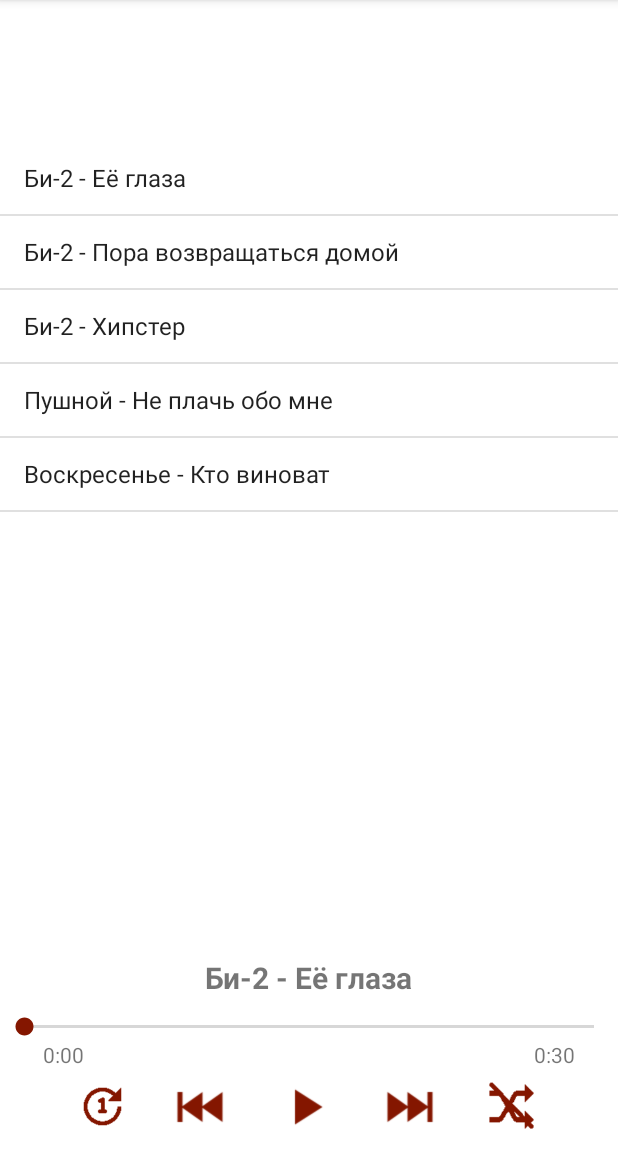
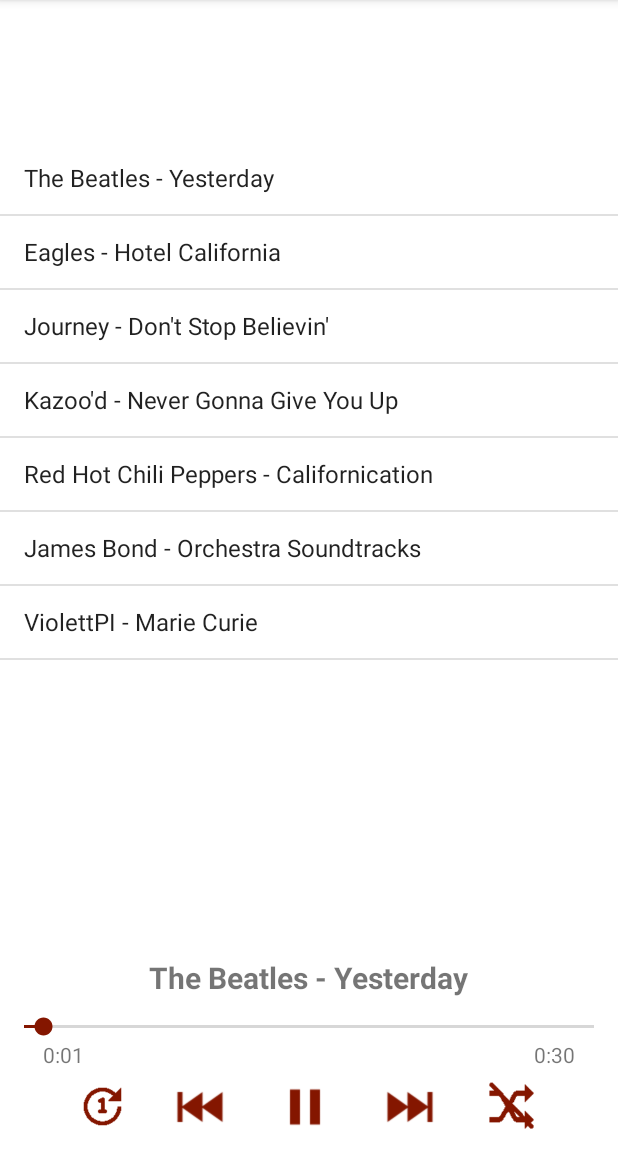
Before and after one commit to andrei-belkin/PhoenixPlayer, an Android app: the screen it shows after launch (MainActivity), after a tap on an icon or button, on a phone screen of 412 x 824 dp, the part 84-1236 px from its top. Run offline under Robolectric (Android 15) with nearby library versions, the phone set to English and light mode, and no system bars; 2 other taps on this screen came first.

Commit message:
New songs, refactoring, bugfixes

```diff
--- a/app/src/main/java/com/phoenix/player/MainActivity.kt
+++ b/app/src/main/java/com/phoenix/player/MainActivity.kt
@@ -1,13 +1,14 @@
 package com.phoenix.player
 
 import android.os.Bundle
+import android.os.Handler
+import android.os.Looper
 import android.view.View
 import android.widget.*
 import androidx.appcompat.app.AppCompatActivity
 import com.phoenix.player.model.Queue
 import com.phoenix.player.model.Song
 import com.phoenix.player.service.PlayerService
-import kotlin.collections.ArrayList
 
 class MainActivity : AppCompatActivity() {
     private lateinit var queue: Queue
@@ -16,11 +17,13 @@ class MainActivity : AppCompatActivity() {
     private fun getSongs(): ArrayList<Song> {
         val songs: ArrayList<Song> = ArrayList()
 
-        songs.add(Song(R.raw.bi2___ee_glaza, "Би-2 - Её глаза"))
-        songs.add(Song(R.raw.bi2___pora_vozvrashhatysya_domoy, "Би-2 - Пора возвращаться домой"))
-        songs.add(Song(R.raw.bi2___hipster, "Би-2 - Хипстер"))
-        songs.add(Song(R.raw.pushnoy___ne_plachy_obo_mne, "Пушной - Не плачь обо мне"))
-        songs.add(Song(R.raw.voskresenie___kto_vinovat, "Воскресенье - Кто виноват"))
+        songs.add(Song(R.raw.beatles__yesterday, "The Beatles - Yesterday"))
+        songs.add(Song(R.raw.eagles__hotel_california, "Eagles - Hotel California"))
+        songs.add(Song(R.raw.journey__dont_stop_believin, "Journey - Don't Stop Believin'"))
+        songs.add(Song(R.raw.kazood__never_gonna_give_you_up, "Kazoo'd - Never Gonna Give You Up"))
+        songs.add(Song(R.raw.red_hot_chili_peppers__californication, "Red Hot Chili Peppers - Californication"))
+        songs.add(Song(R.raw.soundtrack__james_bond, "James Bond - Orchestra Soundtracks"))
+        songs.add(Song(R.raw.violett_pi__marie_curie, "ViolettPI - Marie Curie"))
 
 //        val musicDir = File("/sdcard/Music")
 //        val musicFileExtensions: ArrayList<String> = ArrayList()
@@ -28,13 +31,13 @@ class MainActivity : AppCompatActivity() {
 //        musicFileExtensions.add(".m4a")
 //        musicFileExtensions.add(".wav")
 //        musicFileExtensions.add(".ogg")
-
+//
 //        for (file in musicDir.list())
 //            println(file)
 //        musicDir.listFiles()
 ////                .filter { it.isFile && musicFileExtensions.contains(it.name.split(".").last().toLowerCase(Locale.ROOT)) }
 //                .map { songs.add(Song(it.name, it.name.split(".")[0])) }
-
+//
 //        songs.map { println("Test : " + it.fileName) }
 
         return songs
@@ -58,7 +61,7 @@ class MainActivity : AppCompatActivity() {
         findViewById<ListView>(R.id.allSongsList).adapter = adapter
 
         val seekBar = findViewById<SeekBar>(R.id.seekBar)
-        seekBar.max = playerService.mediaPlayer.duration.div(1000)
+        seekBar.max = playerService.mediaPlayer.duration / 1000
         seekBar.setOnSeekBarChangeListener(
                 object : SeekBar.OnSeekBarChangeListener {
                     override fun onProgressChanged(
@@ -69,26 +72,33 @@ class MainActivity : AppCompatActivity() {
                         println("Current raw time : $time")
 
                         if (fromUser)
-                            playerService.mediaPlayer.seekTo(time)
+                            playerService.seekTo(time)
                     }
 
-                    override fun onStartTrackingTouch(seekBar: SeekBar?) {
-                        if (seekBar != null)
-                            seekBar.progress = playerService.mediaPlayer.currentPosition / 1000
-                    }
+                    override fun onStartTrackingTouch(seekBar: SeekBar?) {}
 
                     override fun onStopTrackingTouch(seekBar: SeekBar?) {
                         if (seekBar != null)
-                            seekBar.progress = playerService.mediaPlayer.currentPosition
+                            playerService.seekTo(seekBar.progress)
                     }
                 }
         )
+
+        val mainHandler = Handler(Looper.getMainLooper())
+
+        mainHandler.post(object : Runnable {
+            override fun run() {
+                seekBar.progress = playerService.getSongProgress()
+                findViewById<TextView>(R.id.elapsedTimeText).text = playerService.getSongProgressText()
+                mainHandler.postDelayed(this, 1000)
+            }
+        })
     }
 
     fun toggleIsAudioPlaying(playPauseToggleButton: View) {
         val isPlaying = playerService.togglePause()
 
-        if (isPlaying)
+        if (!isPlaying)
             playPauseToggleButton.setBackgroundResource(R.drawable.track_play)
         else
             playPauseToggleButton.setBackgroundResource(R.drawable.track_pause)
@@ -101,12 +111,26 @@ class MainActivity : AppCompatActivity() {
         playerService.rewind()
         findViewById<TextView>(R.id.currentlyPlaying).text = queue.currentlyPlayingSong.displayName
         findViewById<TextView>(R.id.totalTimeText).text = playerService.getSongDuration()
+
+        val isPlaying = playerService.mediaPlayer.isPlaying
+        val playPauseToggleButton = findViewById<Button>(R.id.playButton)
+        if (!isPlaying)
+            playPauseToggleButton.setBackgroundResource(R.drawable.track_play)
+        else
+            playPauseToggleButton.setBackgroundResource(R.drawable.track_pause)
     }
 
     fun nextAudio(view: View) {
         playerService.fastForward()
         findViewById<TextView>(R.id.currentlyPlaying).text = queue.currentlyPlayingSong.displayName
         findViewById<TextView>(R.id.totalTimeText).text = playerService.getSongDuration()
+
+        val isPlaying = playerService.mediaPlayer.isPlaying
+        val playPauseToggleButton = findViewById<Button>(R.id.playButton)
+        if (!isPlaying)
+            playPauseToggleButton.setBackgroundResource(R.drawable.track_play)
+        else
+            playPauseToggleButton.setBackgroundResource(R.drawable.track_pause)
     }
 
     fun toggleQueueLoop(loopModeButton: View) {
--- a/app/src/main/java/com/phoenix/player/service/PlayerService.kt
+++ b/app/src/main/java/com/phoenix/player/service/PlayerService.kt
@@ -29,15 +29,20 @@ class PlayerService(private val context: Context, private val queue: Queue) {
     fun rewind() {
         if (mediaPlayer.currentPosition < 5000) {
             queue.currentlyPlayingSong = getPreviousTrack(queue)
+            mediaPlayer.stop()
+            mediaPlayer.release()
             mediaPlayer = MediaPlayer.create(context, queue.currentlyPlayingSong.fileId)
+            mediaPlayer.start()
         } else
             mediaPlayer.seekTo(0)
     }
 
     fun fastForward() {
+        mediaPlayer.stop()
         mediaPlayer.release()
         queue.currentlyPlayingSong = getNextTrack(queue)
         mediaPlayer = MediaPlayer.create(context, queue.currentlyPlayingSong.fileId)
+        mediaPlayer.start()
     }
 
     private fun getNextTrack(queue: Queue): Song {
@@ -100,4 +105,18 @@ class PlayerService(private val context: Context, private val queue: Queue) {
             minutes = "0$minutes"
         return String.format("%s:%s", songDuration / 60, minutes)
     }
+
+    fun getSongProgress(): Int = mediaPlayer.currentPosition / 1000
+
+    fun getSongProgressText(): String {
+        val songProgress = mediaPlayer.currentPosition / 1000
+        var minutes = (songProgress % 60).toString()
+        if (minutes.length == 1)
+            minutes = "0$minutes"
+        return String.format("%s:%s", songProgress / 60, minutes)
+    }
+
+    fun seekTo(time: Int) {
+        mediaPlayer.seekTo(time * 1000)
+    }
 }
```
Also changed, not shown: 7 other files.
